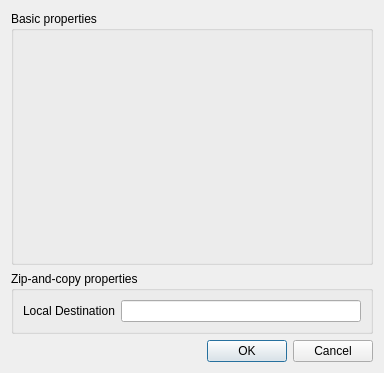
Before: the Qt Designer form ConfigurationEditingTool/src/editzipcopybackupdialog.ui in MickaelOnTheWave/GuimicK, drawn with Qt 5.
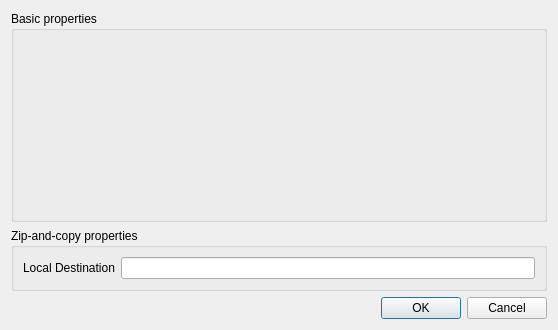
After: the same form once the commit is applied.

```diff
--- a/ConfigurationEditingTool/src/editzipcopybackupdialog.ui
+++ b/ConfigurationEditingTool/src/editzipcopybackupdialog.ui
@@ -6,8 +6,8 @@
    <rect>
     <x>0</x>
     <y>0</y>
-    <width>384</width>
-    <height>373</height>
+    <width>558</width>
+    <height>330</height>
    </rect>
   </property>
   <property name="windowTitle">
```
